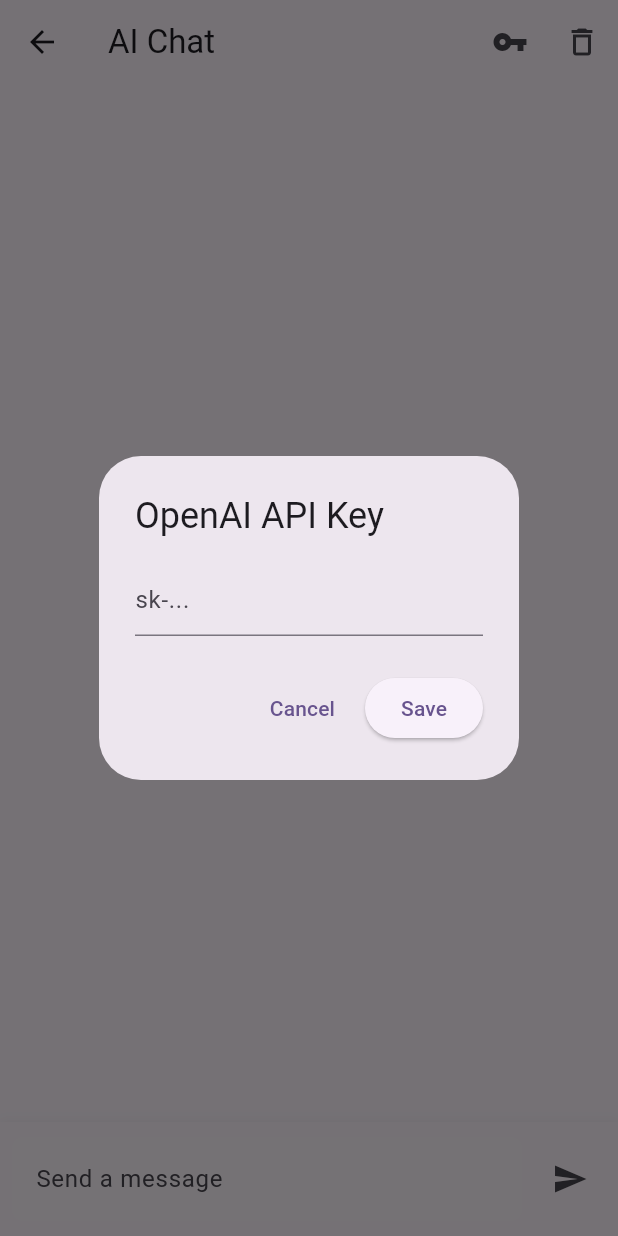
After one commit to bilalsul/rzr, a Flutter app: the ChatScreen screen opened directly, after a tap on the "vpn key" icon, on a phone screen of 412 x 824 dp. The commit adds this screen. Run offline on Flutter 3.47's test engine with Material 3 defaults, Android fonts, the phone set to English and light mode, and no system bars; our stand-ins replace flutter_markdown, flutter_riverpod, flutter_secure_storage, flutter_smart_dialog, freezed_annotation, shared_preferences; missing offline and left inert: window_manager; accounts and stored records are empty; generated files the repository leaves out were written again; statements that could not run were skipped; project files that could hold a hidden picture were left out.

Commit message:
screen: added AIScreen to view chat screen

```diff
--- a/git_explorer_mob/lib/app/app_shell.dart
+++ b/git_explorer_mob/lib/app/app_shell.dart
@@ -2,6 +2,7 @@
 import 'package:flutter_riverpod/flutter_riverpod.dart';
 import 'package:git_explorer_mob/enums/options/screen.dart';
 import 'package:git_explorer_mob/providers/shared_preferences_provider.dart';
+import 'package:git_explorer_mob/screens/ai_screen.dart';
 import 'package:git_explorer_mob/screens/editor_screen.dart';
 import 'package:git_explorer_mob/screens/settings_screen.dart';
 import 'package:git_explorer_mob/screens/template.dart';
@@ -108,7 +109,7 @@
       case Screen.settings:
         return const SettingsScreen();
       case Screen.AI:
-        return const TemplateScreen(screen: 'AI',);
+        return const AIScreen();
     }
   }
 
--- /dev/null
+++ b/git_explorer_mob/lib/screens/chat_screen.dart
@@ -0,0 +1,162 @@
+import 'dart:convert';
+
+import 'package:flutter/material.dart';
+import 'package:flutter_riverpod/flutter_riverpod.dart';
+import 'package:git_explorer_mob/providers/shared_preferences_provider.dart';
+import 'package:git_explorer_mob/services/ai_chat_service.dart';
+import 'package:git_explorer_mob/widgets/chat/chat_bubble.dart';
+
+class ChatScreen extends ConsumerStatefulWidget {
+  const ChatScreen({super.key});
+
+  @override
+  ConsumerState<ChatScreen> createState() => _ChatScreenState();
+}
+
+class _ChatScreenState extends ConsumerState<ChatScreen> {
+  final TextEditingController _controller = TextEditingController();
+  final ScrollController _scroll = ScrollController();
+  late AiChatService _service;
+  List<Map<String, String>> _messages = [];
+  bool _isSending = false;
+
+  @override
+  void initState() {
+    super.initState();
+    final prefs = Prefs();
+    _service = AiChatService(prefs);
+    _loadConversation();
+  }
+
+  Future<void> _loadConversation() async {
+    final prefs = Prefs();
+    final raw = prefs.prefs.getString('ai_conversation') ?? '[]';
+    try {
+      final decoded = jsonDecode(raw) as List;
+      _messages = decoded.map<Map<String, String>>((e) => Map<String, String>.from(e)).toList();
+      setState(() {});
+    } catch (_) {}
+  }
+
+  Future<void> _saveConversation() async {
+    final prefs = Prefs();
+    await prefs.prefs.setString('ai_conversation', jsonEncode(_messages));
+  }
+
+  Future<void> _send() async {
+    final text = _controller.text.trim();
+    if (text.isEmpty || _isSending) return;
+    setState(() {
+      _isSending = true;
+      _messages.add({'role': 'user', 'text': text});
+      _controller.clear();
+    });
+    await _saveConversation();
+
+    try {
+      final reply = await _service.sendMessage(text);
+      setState(() {
+        _messages.add({'role': 'assistant', 'text': reply});
+      });
+      await _saveConversation();
+      // scroll to bottom
+      await Future.delayed(const Duration(milliseconds: 80));
+      _scroll.animateTo(_scroll.position.maxScrollExtent + 120, duration: const Duration(milliseconds: 200), curve: Curves.easeOut);
+    } catch (e) {
+      setState(() {
+        _messages.add({'role': 'assistant', 'text': 'Error: ${e.toString()}'});
+      });
+    } finally {
+      setState(() {
+        _isSending = false;
+      });
+    }
+  }
+
+  Future<void> _showApiKeyDialog() async {
+    final prefs = Prefs();
+    final existing = await prefs.getPluginApiKey('openai') ?? '';
+    final tc = TextEditingController(text: existing);
+    await showDialog<void>(context: context, builder: (ctx) {
+      return AlertDialog(
+        title: const Text('OpenAI API Key'),
+        content: TextField(
+          controller: tc,
+          decoration: const InputDecoration(hintText: 'sk-...'),
+          obscureText: true,
+        ),
+        actions: [
+          TextButton(onPressed: () => Navigator.of(ctx).pop(), child: const Text('Cancel')),
+          ElevatedButton(onPressed: () async {
+            final val = tc.text.trim();
+            if (val.isEmpty) {
+              await prefs.removePluginApiKey('openai');
+            } else {
+              await prefs.setPluginApiKey('openai', val);
+            }
+            Navigator.of(ctx).pop();
+            setState(() {});
+          }, child: const Text('Save')),
+        ],
+      );
+    });
+  }
+
+  @override
+  Widget build(BuildContext context) {
+  ref.watch(prefsProvider); // ensure rebuild when prefs change (API key, settings)
+
+    return Scaffold(
+      appBar: AppBar(
+        title: const Text('AI Chat'),
+        actions: [
+          IconButton(icon: const Icon(Icons.vpn_key), onPressed: _showApiKeyDialog),
+          IconButton(icon: const Icon(Icons.delete_outline), onPressed: () async {
+            final confirmed = await showDialog<bool>(context: context, builder: (ctx) => AlertDialog(
+              title: const Text('Clear conversation'),
+              content: const Text('Are you sure you want to clear the conversation history?'),
+              actions: [TextButton(onPressed: () => Navigator.of(ctx).pop(false), child: const Text('No')), TextButton(onPressed: () => Navigator.of(ctx).pop(true), child: const Text('Yes'))],
+            ));
+            if (confirmed == true) {
+              _messages.clear();
+              await _saveConversation();
+              setState(() {});
+            }
+          })
+        ],
+      ),
+      body: Column(children: [
+        Expanded(
+          child: ListView.builder(
+            controller: _scroll,
+            padding: const EdgeInsets.only(top: 12, bottom: 12),
+            itemCount: _messages.length,
+            itemBuilder: (ctx, i) {
+              final m = _messages[i];
+              final role = m['role'] == 'user' ? ChatRole.user : ChatRole.assistant;
+              return ChatBubble(text: m['text'] ?? '', role: role);
+            },
+          ),
+        ),
+        Container(
+          padding: const EdgeInsets.symmetric(horizontal: 8, vertical: 10),
+          decoration: BoxDecoration(color: Theme.of(context).scaffoldBackgroundColor, boxShadow: [BoxShadow(color: Colors.black.withOpacity(0.04), blurRadius: 6)]),
+          child: Row(children: [
+            Expanded(
+              child: TextField(
+                controller: _controller,
+                textCapitalization: TextCapitalization.sentences,
+                minLines: 1,
+                maxLines: 6,
+                decoration: const InputDecoration(hintText: 'Send a message', border: OutlineInputBorder(borderRadius: BorderRadius.all(Radius.circular(8)), borderSide: BorderSide.none), filled: true, fillColor: Colors.white24),
+                onSubmitted: (_) => _send(),
+              ),
+            ),
+            const SizedBox(width: 8),
+            _isSending ? const Padding(padding: EdgeInsets.symmetric(horizontal: 12), child: SizedBox(width: 20, height: 20, child: CircularProgressIndicator(strokeWidth: 2))) : IconButton(icon: const Icon(Icons.send), onPressed: _send),
+          ]),
+        )
+      ]),
+    );
+  }
+}
--- /dev/null
+++ b/git_explorer_mob/lib/services/ai_chat_service.dart
@@ -0,0 +1,58 @@
+import 'dart:convert';
+
+import 'package:http/http.dart' as http;
+import 'package:git_explorer_mob/providers/shared_preferences_provider.dart';
+
+/// Minimal AI chat service that calls OpenAI-compatible Chat Completions.
+/// Reads API key from secure storage via Prefs.setPluginApiKey / getPluginApiKey.
+class AiChatService {
+  final Prefs prefs;
+
+  AiChatService(this.prefs);
+
+  /// Send a user message and return assistant text or throw on error.
+  Future<String> sendMessage(String message) async {
+    final apiKey = await prefs.getPluginApiKey('openai');
+    if (apiKey == null || apiKey.isEmpty) {
+      throw Exception('No API key configured for OpenAI');
+    }
+
+    final model = prefs.prefs.getString('ai_model') ?? 'gpt-3.5-turbo';
+    final maxTokens = prefs.prefs.getInt('ai_max_tokens') ?? 512;
+
+    final url = Uri.parse('https://api.openai.com/v1/chat/completions');
+
+    final body = {
+      'model': model,
+      'messages': [
+        {'role': 'system', 'content': prefs.prefs.getString('ai_system_prompt') ?? ''},
+        {'role': 'user', 'content': message}
+      ],
+      'max_tokens': maxTokens,
+      'temperature': prefs.prefs.getDouble('ai_temperature') ?? 0.7,
+    };
+
+    final resp = await http.post(url,
+        headers: {
+          'Content-Type': 'application/json',
+          'Authorization': 'Bearer $apiKey',
+        },
+        body: jsonEncode(body));
+
+    if (resp.statusCode >= 200 && resp.statusCode < 300) {
+      final json = jsonDecode(resp.body);
+      try {
+        final content = json['choices']?[0]?['message']?['content'];
+        if (content is String) return content.trim();
+      } catch (_) {}
+      throw Exception('Malformed response from AI provider');
+    } else {
+      String messageBody = resp.body;
+      try {
+        final j = jsonDecode(resp.body);
+        messageBody = j['error']?['message'] ?? resp.body;
+      } catch (_) {}
+      throw Exception('AI request failed (${resp.statusCode}): $messageBody');
+    }
+  }
+}
```
Also changed, not shown: git_explorer_mob/lib/screens/ai_screen.dart (added, +11 -0 lines), git_explorer_mob/lib/widgets/chat/chat_bubble.dart (added, +39 -0 lines).
